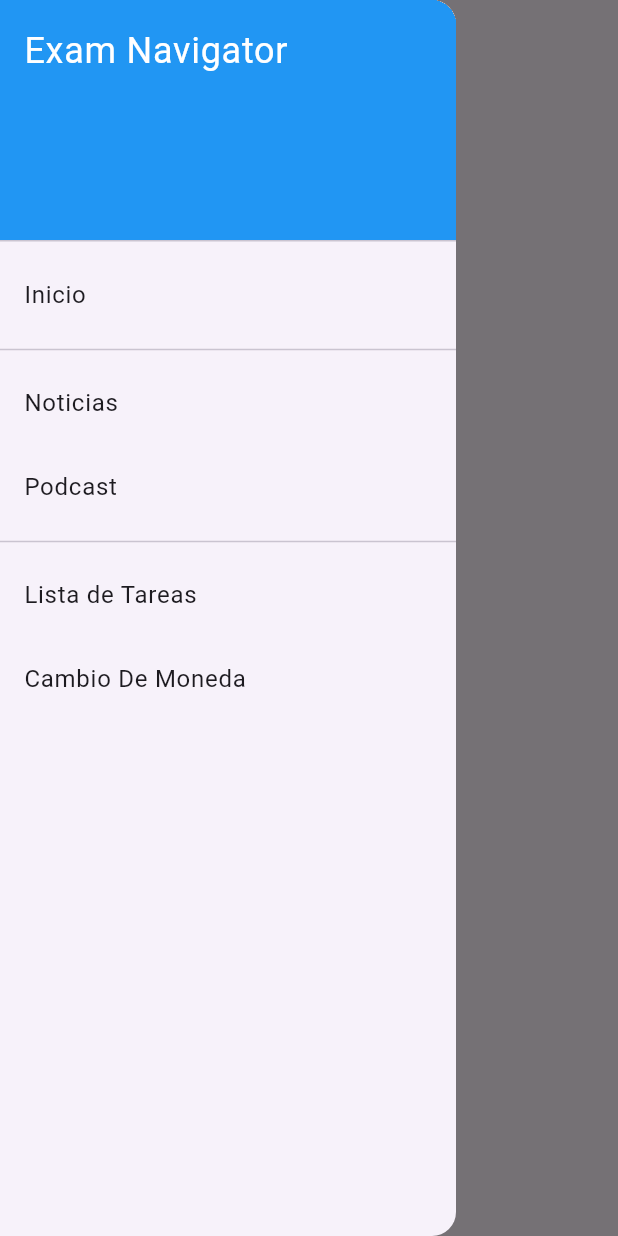
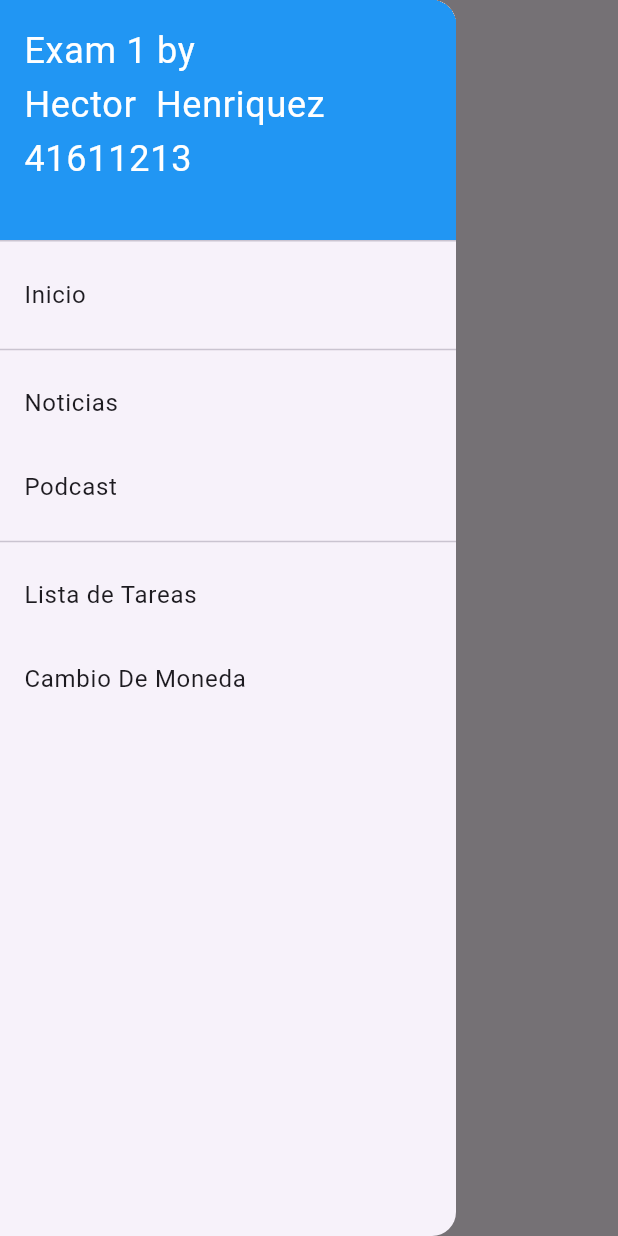
Before and after one commit to hnkatze/exam1, a Flutter app: the screen it shows after launch, with the side drawer open, on a phone screen of 412 x 824 dp. Run offline on Flutter 3.47's test engine with Material 3 defaults, Android fonts, the phone set to English and light mode, and no system bars; our stand-ins replace go_router.

Commit message:
Se modifico para agregar mi nombre al multi component

```diff
--- a/lib/components/multi_compo.dart
+++ b/lib/components/multi_compo.dart
@@ -15,7 +15,7 @@ class DrawerMenu extends StatelessWidget {
               color: Colors.blue,
             ),
             child: Text(
-              'Exam Navigator',
+              'Exam 1 by                      Hector  Henriquez  41611213',
               style: TextStyle(
                 color: Colors.white,
                 fontSize: 24,
```
